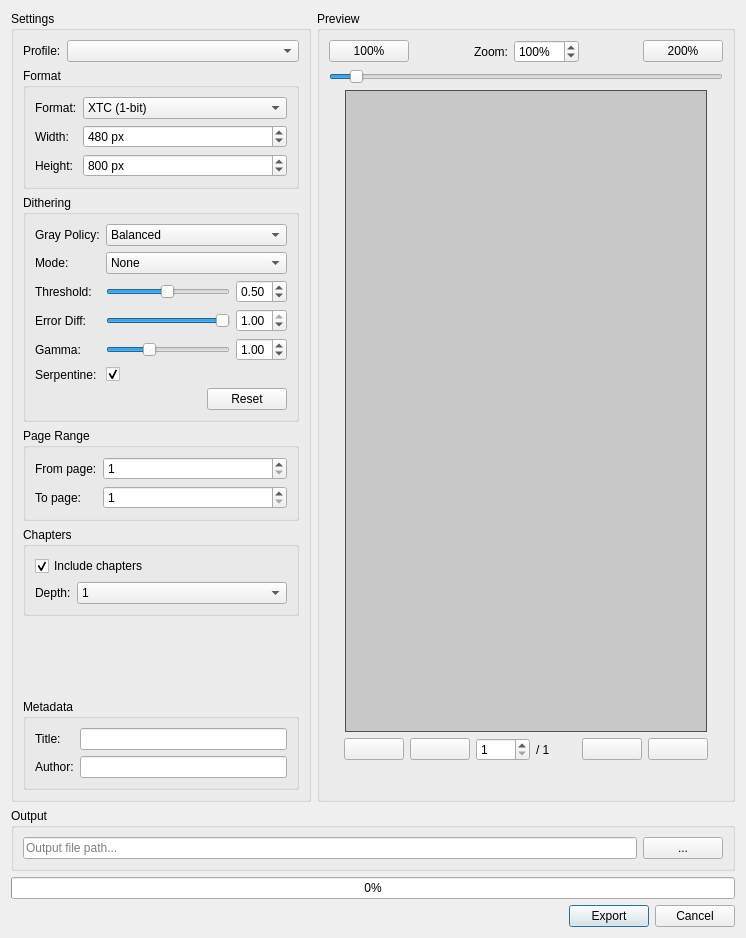
First picture: the form in src/xtexportdlg.ui, repository CrazyCoder/crqt-ng, before the edit.
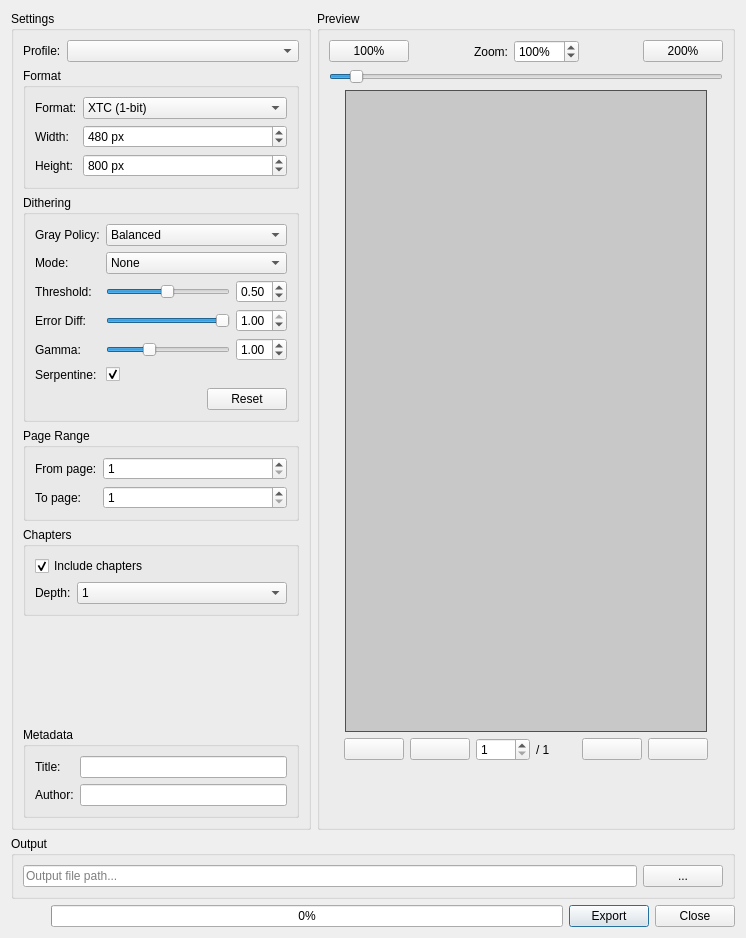
Second picture: the form after the edit. Icons and pictures are not drawn.

```diff
--- a/src/xtexportdlg.ui
+++ b/src/xtexportdlg.ui
@@ -907,16 +907,6 @@
      </layout>
     </widget>
    </item>
-   <item>
-    <widget class="QProgressBar" name="progressBar">
-     <property name="visible">
-      <bool>false</bool>
-     </property>
-     <property name="value">
-      <number>0</number>
-     </property>
-    </widget>
-   </item>
    <item>
     <layout class="QHBoxLayout" name="buttonsLayout">
      <item>
@@ -932,6 +922,22 @@
        </property>
       </spacer>
      </item>
+     <item>
+      <widget class="QProgressBar" name="progressBar">
+       <property name="visible">
+        <bool>false</bool>
+       </property>
+       <property name="sizePolicy">
+        <sizepolicy hsizetype="Expanding" vsizetype="Fixed">
+         <horstretch>1</horstretch>
+         <verstretch>0</verstretch>
+        </sizepolicy>
+       </property>
+       <property name="value">
+        <number>0</number>
+       </property>
+      </widget>
+     </item>
      <item>
       <widget class="QPushButton" name="btnExport">
        <property name="text">
@@ -945,7 +951,7 @@
      <item>
       <widget class="QPushButton" name="btnCancel">
        <property name="text">
-        <string>Cancel</string>
+        <string>Close</string>
        </property>
       </widget>
      </item>
```
Left out of the diff: 4 changed lines with no effect on the pictures.
